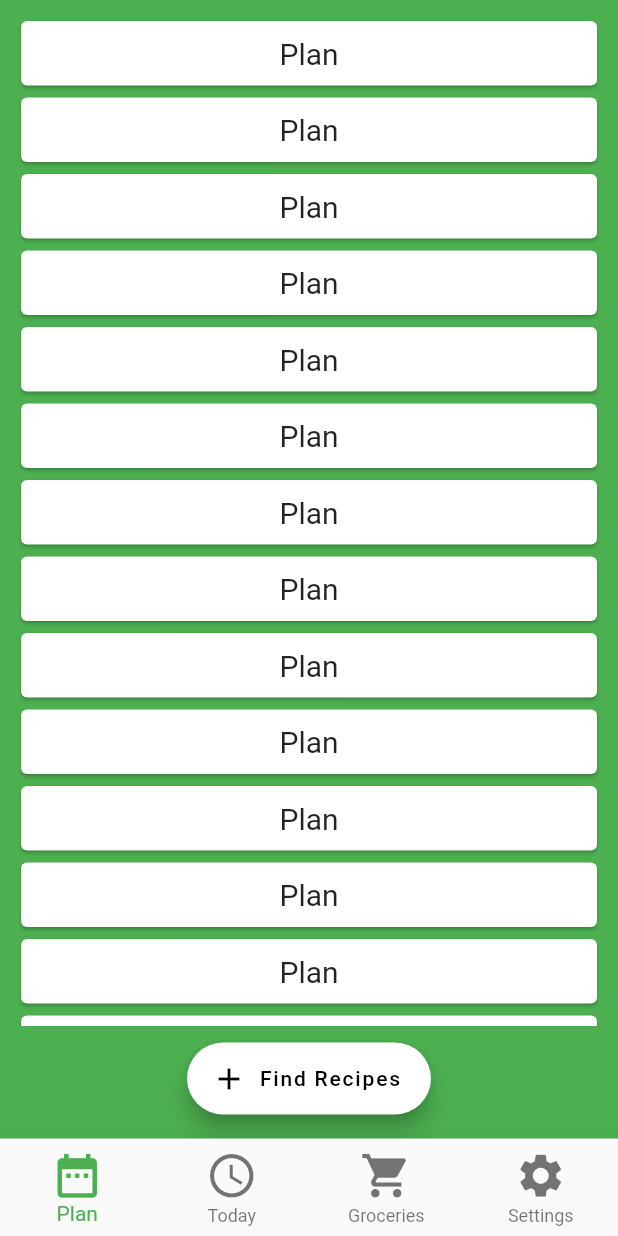
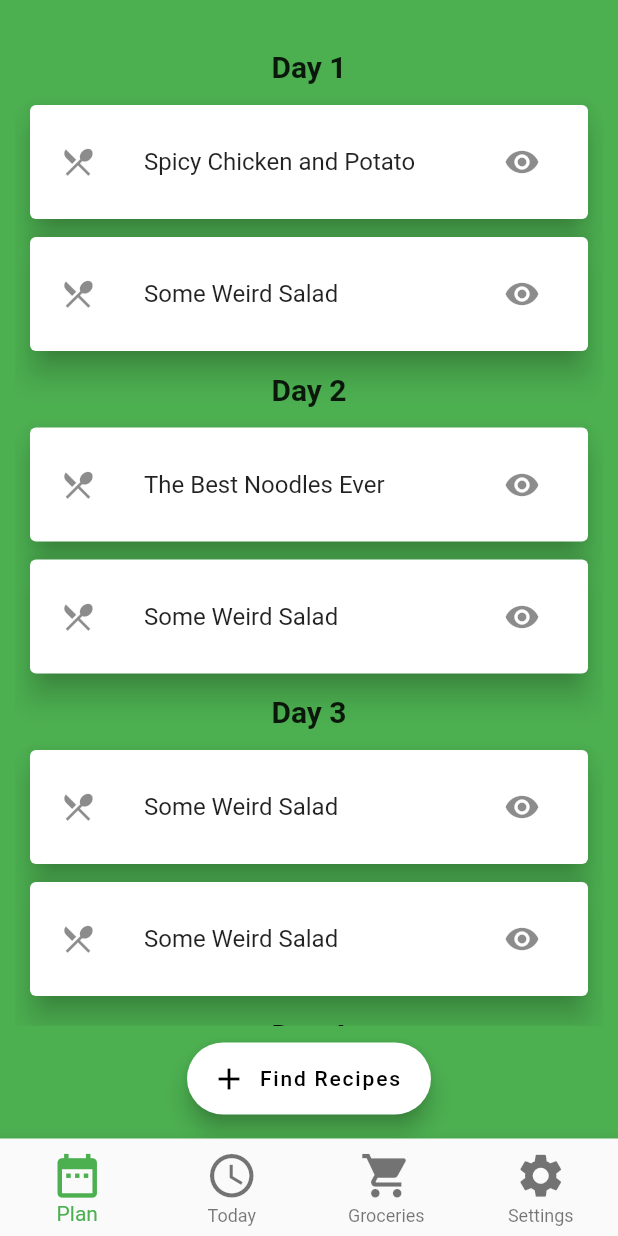
Before and after one commit to christopherlam888/recipe-ready-frontend, a Flutter app: the screen it shows after launch, on a phone screen of 412 x 824 dp. Run offline on Flutter 3.47's test engine with Material 2 defaults, Android fonts, the phone set to English and light mode, and no system bars; drawn by our look-alikes of grouped_list; our stand-ins replace flutter_slidable.

Commit message:
finally set up grouped list for plan and started on recipe view

```diff
--- a/lib/plan.dart
+++ b/lib/plan.dart
@@ -1,9 +1,28 @@
 import 'package:flutter/material.dart';
+import 'package:flutter_slidable/flutter_slidable.dart';
+import 'package:grouped_list/grouped_list.dart';
 
 class Plan extends StatefulWidget {
   @override
   _PlanState createState() => _PlanState();
 }
+
+List _recipes = [
+  {'name': 'Some Weird Salad', 'group': 'Day 1'},
+  {'name': 'Spicy Chicken and Potato', 'group': 'Day 1'},
+  {'name': 'The Best Noodles Ever', 'group': 'Day 2'},
+  {'name': 'Some Weird Salad', 'group': 'Day 2'},
+  {'name': 'Some Weird Salad', 'group': 'Day 3'},
+  {'name': 'Some Weird Salad', 'group': 'Day 3'},
+  {'name': 'Some Weird Salad', 'group': 'Day 4'},
+  {'name': 'Some Weird Salad', 'group': 'Day 4'},
+  {'name': 'Some Weird Salad', 'group': 'Day 5'},
+  {'name': 'Some Weird Salad', 'group': 'Day 5'},
+  {'name': 'Some Weird Salad', 'group': 'Day 6'},
+  {'name': 'Some Weird Salad', 'group': 'Day 6'},
+  {'name': 'Some Weird Salad', 'group': 'Day 7'},
+  {'name': 'Some Weird Salad', 'group': 'Day 7'},
+];
 
 class _PlanState extends State<Plan> {
   @override
@@ -11,20 +30,38 @@ class _PlanState extends State<Plan> {
     return Scaffold(
       backgroundColor: Colors.green,
       body: Padding(
-        padding: const EdgeInsets.fromLTRB(10.0, 10.0, 10.0, 75.0),
-        child: ListView.builder(
-          itemCount: 14,
-          itemBuilder: (context, index){
+        padding: const EdgeInsets.fromLTRB(10.0, 25.0, 10.0, 75.0),
+        child: GroupedListView<dynamic, String>(
+          elements: _recipes,
+          groupBy: (element) => element['group'],
+          groupComparator: (value1, value2) => value2.compareTo(value1),
+          itemComparator: (item1, item2) =>
+              item1['name'].compareTo(item2['name']),
+          order: GroupedListOrder.DESC,
+          // useStickyGroupSeparators: true,
+          groupSeparatorBuilder: (String value) => Padding(
+            padding: const EdgeInsets.all(8.0),
+            child: Text(
+              value,
+              textAlign: TextAlign.center,
+              style: TextStyle(fontSize: 20, fontWeight: FontWeight.bold),
+            ),
+          ),
+          itemBuilder: (c, element) {
             return Card(
-              color: Colors.white,
-              child: Center(
-                child: Padding(
-                  padding: const EdgeInsets.all(10.0),
-                  child: Text(
-                    "Plan",
-                    style: TextStyle(
-                      fontSize: 20,
-                    ),
+              elevation: 8.0,
+              margin: new EdgeInsets.symmetric(horizontal: 10.0, vertical: 6.0),
+              child: Container(
+                child: ListTile(
+                  contentPadding:
+                  EdgeInsets.symmetric(horizontal: 20.0, vertical: 10.0),
+                  leading: Icon(Icons.restaurant_menu),
+                  title: Text(element['name']),
+                  trailing: IconButton(
+                    icon: Icon(Icons.remove_red_eye),
+                    onPressed: () {
+                      Navigator.pushNamed(context, '/recipe');
+                    },
                   ),
                 ),
               ),
--- a/pubspec.yaml
+++ b/pubspec.yaml
@@ -28,6 +28,9 @@ dependencies:
   # The following adds the Cupertino Icons font to your application.
   # Use with the CupertinoIcons class for iOS style icons.
   cupertino_icons: ^1.0.1
+
+  flutter_slidable: ^0.5.7
+  grouped_list: ^3.7.1
 
 dev_dependencies:
   flutter_test:
```
Also changed, not shown: lib/main.dart (+10 -0 lines), lib/recipe.dart (added, +52 -0 lines), pubspec.lock.
